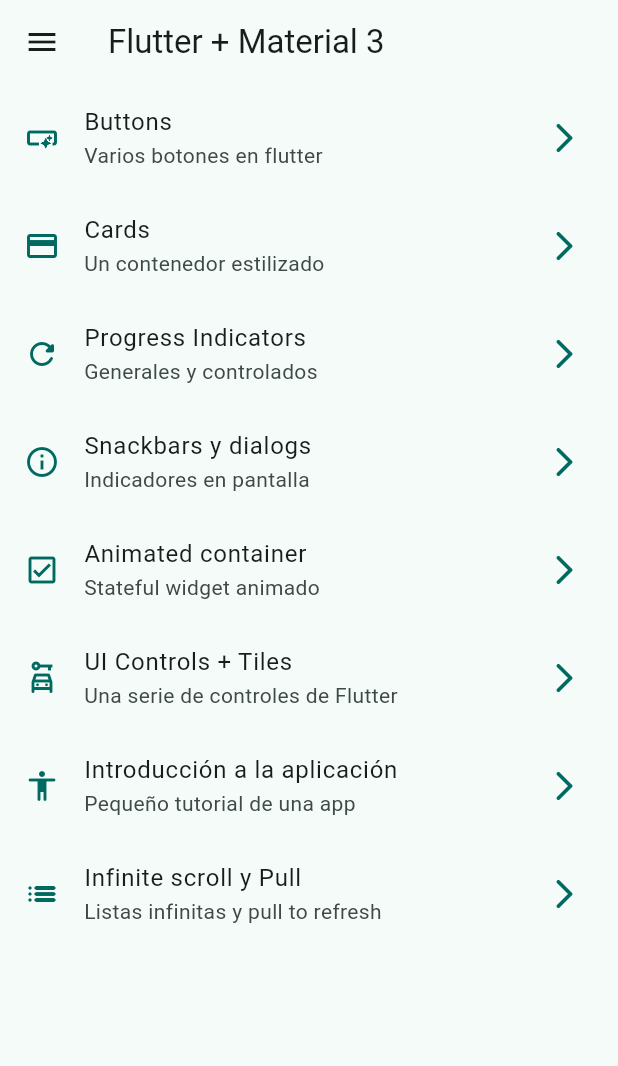
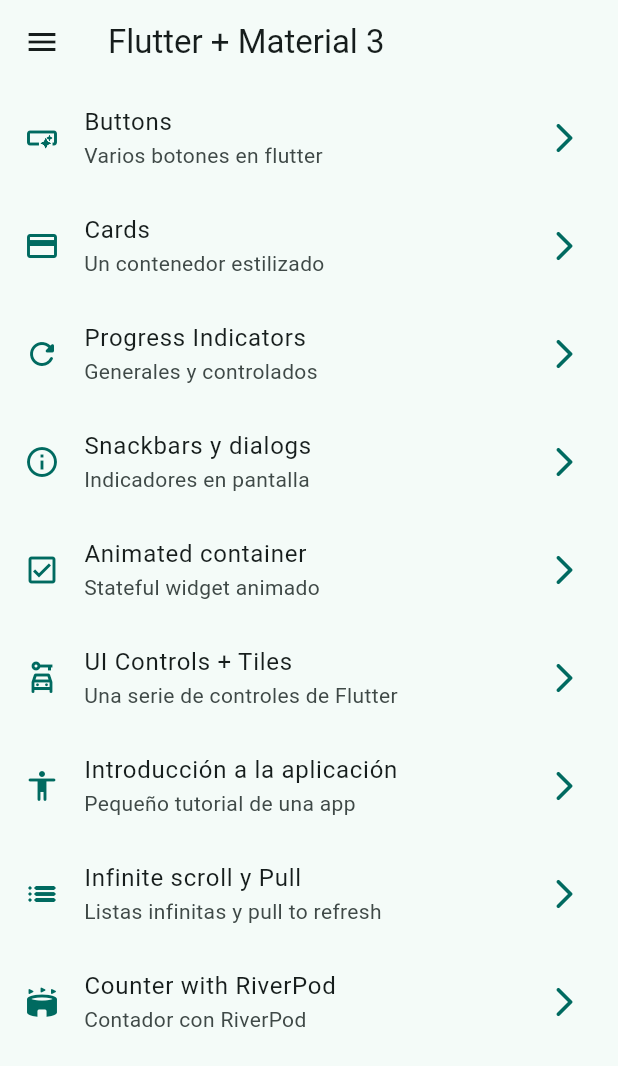
Before and after one commit to pierre-juarez/widgets_app, a Flutter app: the screen it shows after launch, on a phone screen of 412 x 824 dp. Shown: the top 1066 px of the screen. Run offline on Flutter 3.47's test engine with Material 3 defaults, Android fonts, the phone set to English and light mode, and no system bars; our stand-ins replace animate_do, flutter_riverpod, go_router.

Commit message:
[add] - Riverpod basic

```diff
--- a/lib/config/menu/menu_items.dart
+++ b/lib/config/menu/menu_items.dart
@@ -63,4 +63,10 @@ const appMenuItems = <MenuItem>[
     link: '/infinite',
     icon: Icons.list_rounded,
   ),
+  MenuItem(
+    title: 'Counter with RiverPod',
+    subTitle: 'Contador con RiverPod',
+    link: '/riverpod',
+    icon: Icons.stadium_rounded,
+  ),
 ];
--- a/lib/config/router/app_router.dart
+++ b/lib/config/router/app_router.dart
@@ -49,5 +49,10 @@ final GoRouter appRouter = GoRouter(
       name: InfiniteScrollScreen.name,
       builder: (context, state) => const InfiniteScrollScreen(),
     ),
+    GoRoute(
+      path: '/riverpod',
+      name: CounterScreen.name,
+      builder: (context, state) => const CounterScreen(),
+    ),
   ],
 );
--- a/lib/main.dart
+++ b/lib/main.dart
@@ -1,9 +1,12 @@
 import 'package:flutter/material.dart';
+import 'package:flutter_riverpod/flutter_riverpod.dart';
 import 'package:widgets_app/config/router/app_router.dart';
 import 'package:widgets_app/config/theme/app_theme.dart';
 
 void main() {
-  runApp(const MainApp());
+  runApp(const ProviderScope(
+    child: MainApp(),
+  ));
 }
 
 class MainApp extends StatelessWidget {
--- /dev/null
+++ b/lib/presentation/providers/counter_provider.dart
@@ -0,0 +1,3 @@
+import 'package:flutter_riverpod/flutter_riverpod.dart';
+
+final counterProvider = StateProvider<int>((ref) => 5);
--- /dev/null
+++ b/lib/presentation/providers/theme_provider.dart
@@ -0,0 +1,3 @@
+import 'package:flutter_riverpod/flutter_riverpod.dart';
+
+final isDarkModeProvider = StateProvider<bool>((ref) => false);
--- a/lib/presentation/screens/screens.dart
+++ b/lib/presentation/screens/screens.dart
@@ -2,6 +2,7 @@ export 'package:widgets_app/presentation/screens/animated/animated_screen.dart';
 export 'package:widgets_app/presentation/screens/app_tutorial/app_tutorial_screen.dart';
 export 'package:widgets_app/presentation/screens/buttons/buttons_screen.dart';
 export 'package:widgets_app/presentation/screens/cards/cards_screen.dart';
+export 'package:widgets_app/presentation/screens/counter/counter_screen.dart';
 export 'package:widgets_app/presentation/screens/home/home_screen.dart';
 export 'package:widgets_app/presentation/screens/infinite_scroll/infinite_scroll_screen.dart';
 export 'package:widgets_app/presentation/screens/progress/progress_screen.dart';
--- a/pubspec.yaml
+++ b/pubspec.yaml
@@ -10,6 +10,7 @@ dependencies:
   animate_do: ^3.1.2
   flutter:
     sdk: flutter
+  flutter_riverpod: ^2.4.9
   go_router: ^12.1.1
 
 dev_dependencies:
```
Also changed, not shown: lib/presentation/screens/counter/counter_screen.dart (added, +44 -0 lines), pubspec.lock.
